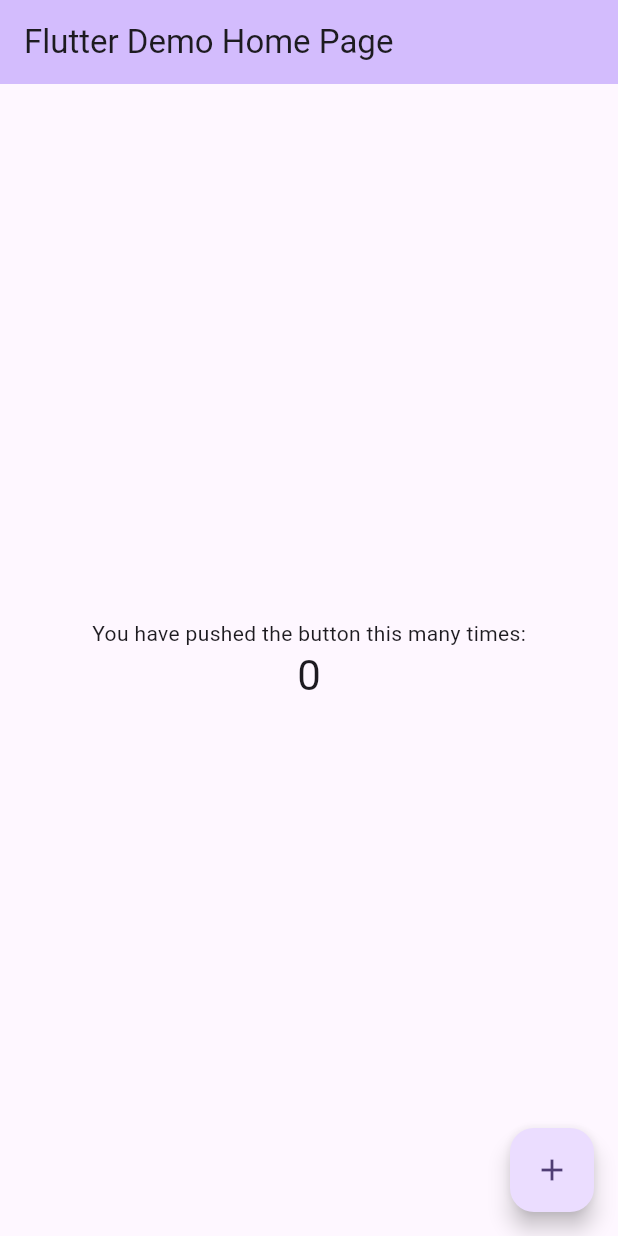
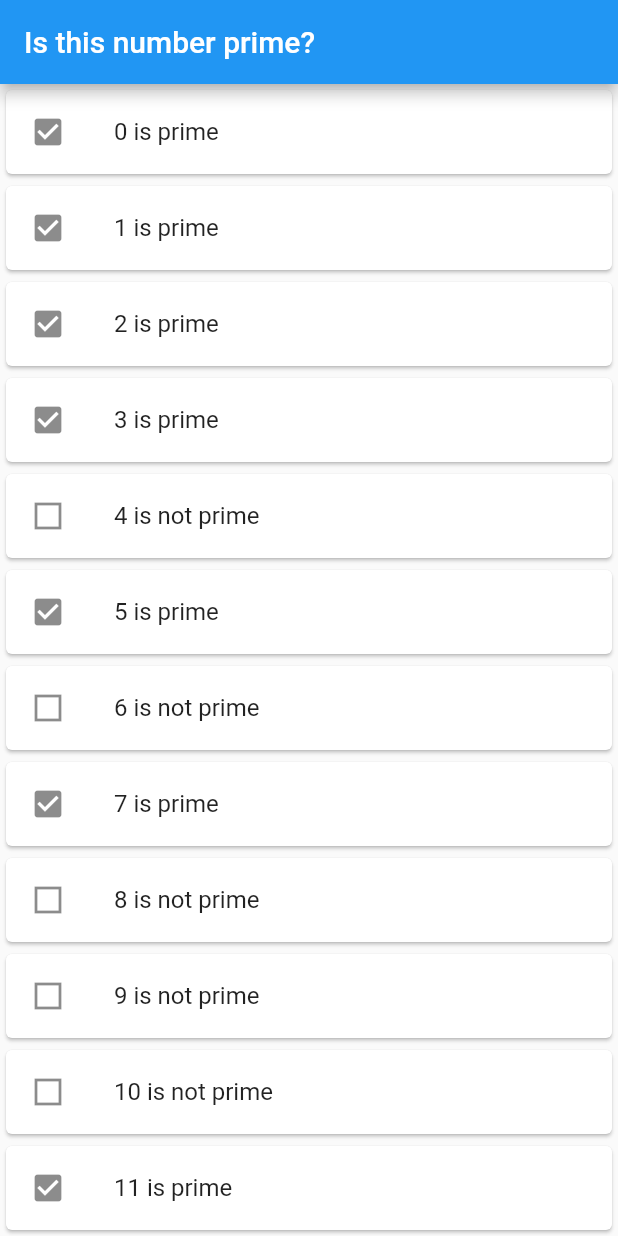
Before and after one commit to songyang-dev/vanier-mobile-listview, a Flutter app: the screen it shows after launch, on a phone screen of 412 x 824 dp. Run offline on Flutter 3.47's test engine with Material 2 defaults, Android fonts, the phone set to English and light mode, and no system bars.

Commit message:
Check primes

```diff
--- /dev/null
+++ b/lib/home/home.dart
@@ -0,0 +1,44 @@
+import 'package:flutter/material.dart';
+
+import '../services/prime.dart';
+
+class HomeScreen extends StatelessWidget {
+  const HomeScreen({super.key});
+
+  @override
+  Widget build(BuildContext context) {
+    return Scaffold(
+      appBar: AppBar(
+        title: const Text("Is this number prime?"),
+      ),
+      body: ListView.builder(
+        itemBuilder: (context, index) => ListCard(
+          number: index,
+          isPrime: PrimeChecker.isPrime(index),
+        ),
+      ),
+    );
+  }
+}
+
+class ListCard extends StatelessWidget {
+  const ListCard({
+    super.key,
+    required this.number,
+    required this.isPrime,
+  });
+
+  final int number;
+  final bool isPrime;
+
+  @override
+  Widget build(BuildContext context) {
+    return Card(
+      child: ListTile(
+        leading: Icon(
+            isPrime ? Icons.check_box : Icons.check_box_outline_blank_sharp),
+        title: Text("$number is ${isPrime ? "prime" : "not prime"}"),
+      ),
+    );
+  }
+}
--- a/lib/main.dart
+++ b/lib/main.dart
@@ -1,125 +1,20 @@
 import 'package:flutter/material.dart';
 
+import 'home/home.dart';
+
 void main() {
-  runApp(const MyApp());
+  runApp(const ListApp());
 }
 
-class MyApp extends StatelessWidget {
-  const MyApp({super.key});
+class ListApp extends StatelessWidget {
+  const ListApp({super.key});
 
   // This widget is the root of your application.
   @override
   Widget build(BuildContext context) {
-    return MaterialApp(
-      title: 'Flutter Demo',
-      theme: ThemeData(
-        // This is the theme of your application.
-        //
-        // TRY THIS: Try running your application with "flutter run". You'll see
-        // the application has a blue toolbar. Then, without quitting the app,
-        // try changing the seedColor in the colorScheme below to Colors.green
-        // and then invoke "hot reload" (save your changes or press the "hot
-        // reload" button in a Flutter-supported IDE, or press "r" if you used
-        // the command line to start the app).
-        //
-        // Notice that the counter didn't reset back to zero; the application
-        // state is not lost during the reload. To reset the state, use hot
-        // restart instead.
-        //
-        // This works for code too, not just values: Most code changes can be
-        // tested with just a hot reload.
-        colorScheme: ColorScheme.fromSeed(seedColor: Colors.deepPurple),
-        useMaterial3: true,
-      ),
-      home: const MyHomePage(title: 'Flutter Demo Home Page'),
+    return const MaterialApp(
+      title: 'List App',
+      home: HomeScreen(),
     );
   }
 }
-
-class MyHomePage extends StatefulWidget {
-  const MyHomePage({super.key, required this.title});
-
-  // This widget is the home page of your application. It is stateful, meaning
-  // that it has a State object (defined below) that contains fields that affect
-  // how it looks.
-
-  // This class is the configuration for the state. It holds the values (in this
-  // case the title) provided by the parent (in this case the App widget) and
-  // used by the build method of the State. Fields in a Widget subclass are
-  // always marked "final".
-
-  final String title;
-
-  @override
-  State<MyHomePage> createState() => _MyHomePageState();
-}
-
-class _MyHomePageState extends State<MyHomePage> {
-  int _counter = 0;
-
-  void _incrementCounter() {
-    setState(() {
-      // This call to setState tells the Flutter framework that something has
-      // changed in this State, which causes it to rerun the build method below
-      // so that the display can reflect the updated values. If we changed
-      // _counter without calling setState(), then the build method would not be
-      // called again, and so nothing would appear to happen.
-      _counter++;
-    });
-  }
-
-  @override
-  Widget build(BuildContext context) {
-    // This method is rerun every time setState is called, for instance as done
-    // by the _incrementCounter method above.
-    //
-    // The Flutter framework has been optimized to make rerunning build methods
-    // fast, so that you can just rebuild anything that needs updating rather
-    // than having to individually change instances of widgets.
-    return Scaffold(
-      appBar: AppBar(
-        // TRY THIS: Try changing the color here to a specific color (to
-        // Colors.amber, perhaps?) and trigger a hot reload to see the AppBar
-        // change color while the other colors stay the same.
-        backgroundColor: Theme.of(context).colorScheme.inversePrimary,
-        // Here we take the value from the MyHomePage object that was created by
-        // the App.build method, and use it to set our appbar title.
-        title: Text(widget.title),
-      ),
-      body: Center(
-        // Center is a layout widget. It takes a single child and positions it
-        // in the middle of the parent.
-        child: Column(
-          // Column is also a layout widget. It takes a list of children and
-          // arranges them vertically. By default, it sizes itself to fit its
-          // children horizontally, and tries to be as tall as its parent.
-          //
-          // Column has various properties to control how it sizes itself and
-          // how it positions its children. Here we use mainAxisAlignment to
-          // center the children vertically; the main axis here is the vertical
-          // axis because Columns are vertical (the cross axis would be
-          // horizontal).
-          //
-          // TRY THIS: Invoke "debug painting" (choose the "Toggle Debug Paint"
-          // action in the IDE, or press "p" in the console), to see the
-          // wireframe for each widget.
-          mainAxisAlignment: MainAxisAlignment.center,
-          children: <Widget>[
-            const Text(
-              'You have pushed the button this many times:',
-            ),
-            Text(
-              '$_counter',
-              style: Theme.of(context).textTheme.headlineMedium,
-            ),
-          ],
-        ),
-      ),
-      floatingActionButton: FloatingActionButton(
-        onPressed: _incrementCounter,
-        tooltip: 'Increment',
-        child: const Icon(Icons.add),
-      ), // This trailing comma makes auto-formatting nicer for build methods.
-    );
-  }
-}
--- /dev/null
+++ b/lib/services/prime.dart
@@ -0,0 +1,13 @@
+import 'dart:math';
+
+class PrimeChecker {
+  static bool isPrime(int number) {
+    if (number == 1) return true;
+
+    for (var element = 2; element <= sqrt(number); element++) {
+      if (number % element == 0) return false;
+    }
+
+    return true;
+  }
+}
```
Also changed, not shown: 1 other file.
